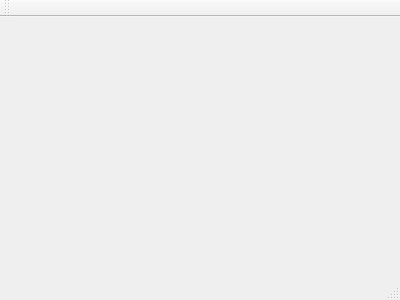
rrobek/moonlight-ui, file mainwindow.ui: the form before one commit.
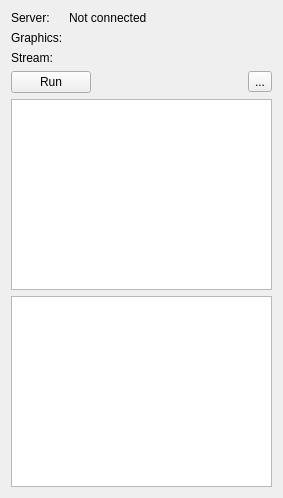
The form after the commit.

Commit message: implement main window

Patch:
```diff
--- a/mainwindow.ui
+++ b/mainwindow.ui
@@ -1,24 +1,132 @@
 <ui version="4.0">
  <class>MainWindow</class>
- <widget class="QMainWindow" name="MainWindow" >
-  <property name="geometry" >
+ <widget class="QMainWindow" name="MainWindow">
+  <property name="geometry">
    <rect>
     <x>0</x>
     <y>0</y>
-    <width>400</width>
-    <height>300</height>
+    <width>283</width>
+    <height>498</height>
    </rect>
   </property>
   <property name="windowTitle" >
    <string>MainWindow</string>
   </property>
-  <widget class="QMenuBar" name="menuBar" />
-  <widget class="QToolBar" name="mainToolBar" />
-  <widget class="QWidget" name="centralWidget" />
-  <widget class="QStatusBar" name="statusBar" />
+  <widget class="QWidget" name="centralWidget">
+   <layout class="QVBoxLayout" name="verticalLayout">
+    <item>
+     <layout class="QFormLayout" name="formLayout">
+      <item row="0" column="0">
+       <widget class="QLabel" name="lblServer">
+        <property name="text">
+         <string>Server:</string>
+        </property>
+       </widget>
+      </item>
+      <item row="0" column="1">
+       <widget class="QLabel" name="nameServer">
+        <property name="text">
+         <string>Not connected</string>
+        </property>
+       </widget>
+      </item>
+      <item row="1" column="0">
+       <widget class="QLabel" name="lblGraphics">
+        <property name="text">
+         <string>Graphics:</string>
+        </property>
+       </widget>
+      </item>
+      <item row="1" column="1">
+       <widget class="QLabel" name="nameGraphics">
+        <property name="text">
+         <string/>
+        </property>
+       </widget>
+      </item>
+      <item row="2" column="0">
+       <widget class="QLabel" name="lblStream">
+        <property name="text">
+         <string>Stream:</string>
+        </property>
+       </widget>
+      </item>
+      <item row="2" column="1">
+       <widget class="QLabel" name="nameStream">
+        <property name="text">
+         <string/>
+        </property>
+       </widget>
+      </item>
+     </layout>
+    </item>
+    <item>
+     <layout class="QHBoxLayout" name="horizontalLayout">
+      <item>
+       <widget class="QPushButton" name="runButton">
+        <property name="text">
+         <string>Run</string>
+        </property>
+       </widget>
+      </item>
+      <item>
+       <spacer name="hsp1">
+        <property name="orientation">
+         <enum>Qt::Horizontal</enum>
+        </property>
+        <property name="sizeHint" stdset="0">
+         <size>
+          <width>40</width>
+          <height>20</height>
+         </size>
+        </property>
+       </spacer>
+      </item>
+      <item>
+       <widget class="QToolButton" name="optionsButton">
+        <property name="text">
+         <string>...</string>
+        </property>
+        <property name="popupMode">
+         <enum>QToolButton::InstantPopup</enum>
+        </property>
+       </widget>
+      </item>
+     </layout>
+    </item>
+    <item>
+     <widget class="QListWidget" name="appList">
+      <property name="editTriggers">
+       <set>QAbstractItemView::NoEditTriggers</set>
+      </property>
+     </widget>
+    </item>
+    <item>
+     <widget class="QListWidget" name="logList">
+      <property name="editTriggers">
+       <set>QAbstractItemView::NoEditTriggers</set>
+      </property>
+     </widget>
+    </item>
+   </layout>
+  </widget>
+  <action name="actionOptions">
+   <property name="text">
+    <string>Options...</string>
+   </property>
+  </action>
+  <action name="actionPair">
+   <property name="text">
+    <string>Pair</string>
+   </property>
+  </action>
+  <action name="actionUnpair">
+   <property name="text">
+    <string>Unpair</string>
+   </property>
+  </action>
  </widget>
- <layoutDefault spacing="6" margin="11" />
- <pixmapfunction></pixmapfunction>
+ <layoutdefault spacing="6" margin="11"/>
  <resources/>
  <connections/>
 </ui>
```
Left out of the diff: 5 changed lines with no effect on the pictures. The commit also changes 5 other files.
